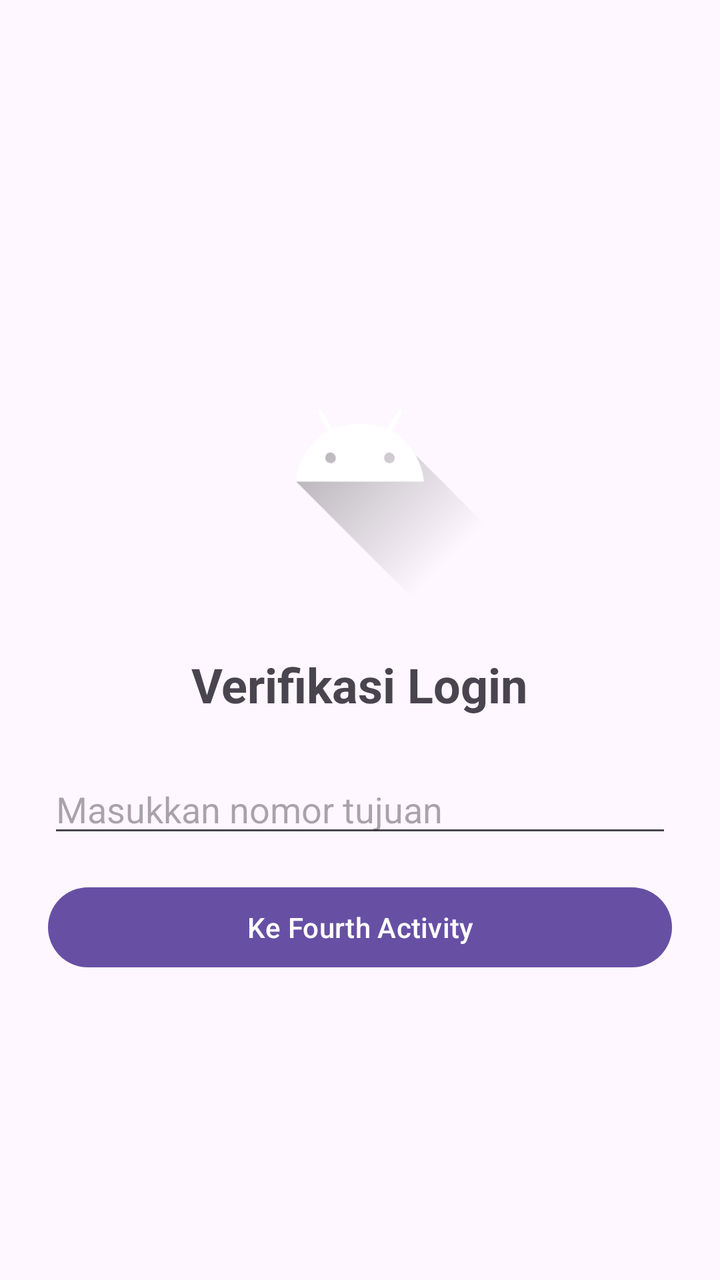
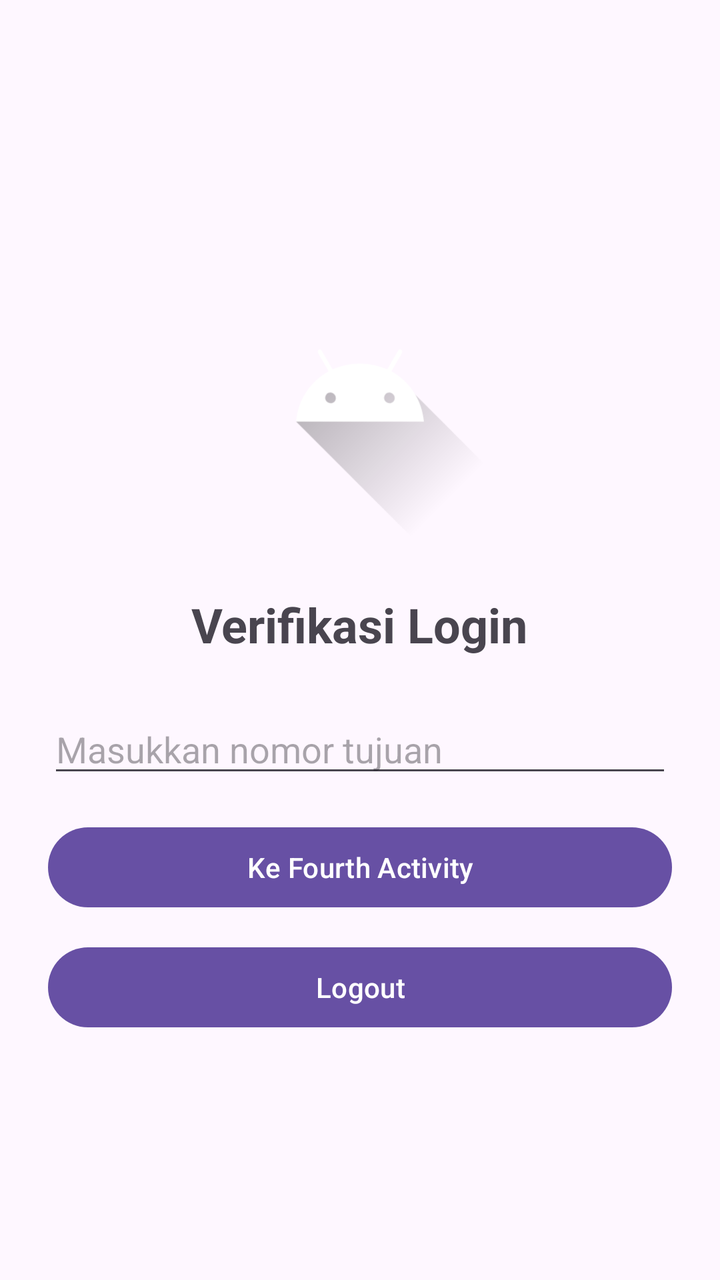

The first picture is an Android layout as it rendered before a commit; the second is the same layout after the commit. The layout source and the unified diff follow.
<!-- AndroidManifest.xml: application theme Theme.Per3Sefriansyah_3TIE -->
<!-- res/layout/activity_main.xml -->
<?xml version="1.0" encoding="utf-8"?>
<LinearLayout xmlns:android="http://schemas.android.com/apk/res/android"
    android:layout_width="match_parent"
    android:layout_height="match_parent"
    android:orientation="vertical"
    android:gravity="center"
    android:padding="24dp">

    
    <ImageView
        android:layout_width="150dp"
        android:layout_height="150dp"
        android:src="@drawable/ic_launcher_foreground"
        android:contentDescription="Logo"
        android:layout_marginBottom="24dp" />

    
    <TextView
        android:layout_width="wrap_content"
        android:layout_height="wrap_content"
        android:text="Verifikasi Login"
        android:textSize="24sp"
        android:textStyle="bold"
        android:layout_marginBottom="24dp" />

    
    <EditText
        android:id="@+id/inputNoTujuan"
        android:layout_width="match_parent"
        android:layout_height="wrap_content"
        android:hint="Masukkan nomor tujuan"
        android:inputType="phone"
        android:layout_marginBottom="16dp" />

    
    <Button
        android:id="@+id/btnToFourth"
        android:layout_width="match_parent"
        android:layout_height="wrap_content"
        android:text="Ke Fourth Activity" />

</LinearLayout>
<!-- resources referenced by this layout -->
<resources>
  <!-- drawable ic_launcher_foreground (drawable) -->
  <vector xmlns:android="http://schemas.android.com/apk/res/android"
      xmlns:aapt="http://schemas.android.com/aapt"
      android:width="108dp"
      android:height="108dp"
      android:viewportWidth="108"
      android:viewportHeight="108">
      <path android:pathData="M31,63.928c0,0 6.4,-11 12.1,-13.1c7.2,-2.6 26,-1.4 26,-1.4l38.1,38.1L107,108.928l-32,-1L31,63.928z">
          <aapt:attr name="android:fillColor">
              <gradient
                  android:endX="85.84757"
                  android:endY="92.4963"
                  android:startX="42.9492"
                  android:startY="49.59793"
                  android:type="linear">
                  <item
                      android:color="#44000000"
                      android:offset="0.0" />
                  <item
                      android:color="#00000000"
                      android:offset="1.0" />
              </gradient>
          </aapt:attr>
      </path>
      <path
          android:fillColor="#FFFFFF"
          android:fillType="nonZero"
          android:pathData="M65.3,45.828l3.8,-6.6c0.2,-0.4 0.1,-0.9 -0.3,-1.1c-0.4,-0.2 -0.9,-0.1 -1.1,0.3l-3.9,6.7c-6.3,-2.8 -13.4,-2.8 -19.7,0l-3.9,-6.7c-0.2,-0.4 -0.7,-0.5 -1.1,-0.3C38.8,38.328 38.7,38.828 38.9,39.228l3.8,6.6C36.2,49.428 31.7,56.028 31,63.928h46C76.3,56.028 71.8,49.428 65.3,45.828zM43.4,57.328c-0.8,0 -1.5,-0.5 -1.8,-1.2c-0.3,-0.7 -0.1,-1.5 0.4,-2.1c0.5,-0.5 1.4,-0.7 2.1,-0.4c0.7,0.3 1.2,1 1.2,1.8C45.3,56.528 44.5,57.328 43.4,57.328L43.4,57.328zM64.6,57.328c-0.8,0 -1.5,-0.5 -1.8,-1.2s-0.1,-1.5 0.4,-2.1c0.5,-0.5 1.4,-0.7 2.1,-0.4c0.7,0.3 1.2,1 1.2,1.8C66.5,56.528 65.6,57.328 64.6,57.328L64.6,57.328z"
          android:strokeWidth="1"
          android:strokeColor="#00000000" />
  </vector>
  <style name="Theme.Per3Sefriansyah_3TIE" parent="Base.Theme.Per3Sefriansyah_3TIE" />
  <style name="Base.Theme.Per3Sefriansyah_3TIE" parent="Theme.Material3.DayNight.NoActionBar">
          
          
      </style>
</resources>

<!-- the commit's change to res/layout/activity_main.xml (unified diff, before → after) -->
@@ -37,6 +37,14 @@
         android:id="@+id/btnToFourth"
         android:layout_width="match_parent"
         android:layout_height="wrap_content"
-        android:text="Ke Fourth Activity" />
+        android:text="Ke Fourth Activity"
+        android:layout_marginBottom="12dp" />
+
+    
+    <Button
+        android:id="@+id/btnLogout"
+        android:layout_width="match_parent"
+        android:layout_height="wrap_content"
+        android:text="Logout" />
 
 </LinearLayout>
